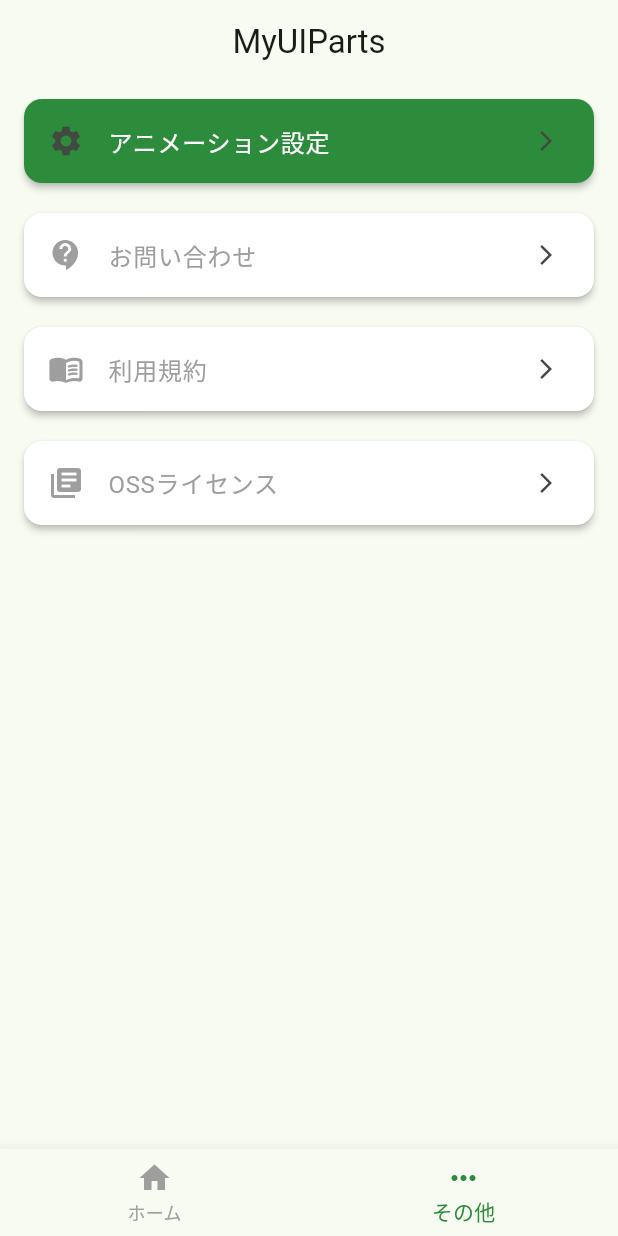
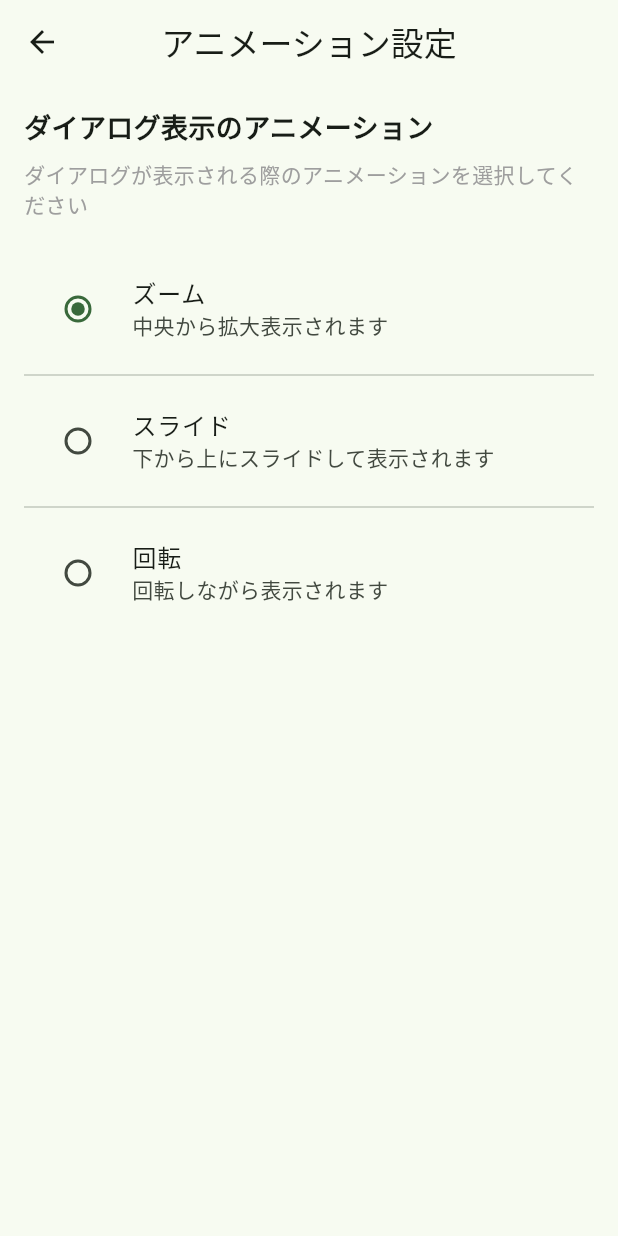
Before and after one commit to dev-yamamon01/MyUIParts, a Flutter app: the screen it shows after launch, item 2 of the bottom bar chosen, after a tap on "アニメーション設定", on a phone screen of 412 x 824 dp. Run offline on Flutter 3.47's test engine with Material 3 defaults, Android fonts, the phone set to English and light mode, and no system bars; our stand-ins replace carousel_slider, flutter_riverpod, flutter_screenutil, flutter_secure_storage, flutter_svg, freezed_annotation and 4 more; missing offline and left inert: dart:ffi; generated files the repository leaves out were written again.

Commit message:
feat:アニメーションの適用とその設定値をradioボタンで変更できるように実装
- AnimationUtilsを作成
- アニメーション設定ページを実装
- SecureStorageHelperを作成

```diff
--- /dev/null
+++ b/lib/core/utils/secure_storage_helper.dart
@@ -0,0 +1,54 @@
+import 'package:my_ui_parts/core/utils/dialog_utils.dart';
+import 'package:my_ui_parts/data/repositories/secure_storage_repository.dart';
+
+class SecureStorageHelper {
+  final SecureStorageRepository _repository = SecureStorageRepository();
+
+  /// ダイアログのアニメーションタイプを取得
+  Future<DialogAnimationType> getDialogAnimationType() async {
+    try {
+      final value = await _repository.read(SecureStorageRepository.keyAnimationType);
+      if (value == null) return DialogAnimationType.zoom;
+
+      switch (value) {
+        case 'zoom':
+          return DialogAnimationType.zoom;
+        case 'slide':
+          return DialogAnimationType.slide;
+        case 'rotate':
+          return DialogAnimationType.rotate;
+        default:
+          return DialogAnimationType.zoom;
+      }
+    } catch (e) {
+      return DialogAnimationType.zoom;
+    }
+  }
+
+  /// ダイアログのアニメーションタイプを保存
+  Future<void> setDialogAnimationType(DialogAnimationType type) async {
+    try {
+      String value;
+      switch (type) {
+        case DialogAnimationType.zoom:
+          value = 'zoom';
+          break;
+        case DialogAnimationType.slide:
+          value = 'slide';
+          break;
+        case DialogAnimationType.rotate:
+          value = 'rotate';
+          break;
+      }
+      await _repository.write(SecureStorageRepository.keyAnimationType, value);
+    } catch (e) {
+      // エラーハンドリング
+      throw Exception('Failed to save animation type: $e');
+    }
+  }
+
+  /// すべての設定を削除
+  Future<void> clearAll() async {
+    await _repository.deleteAll();
+  }
+}
--- /dev/null
+++ b/lib/presentation/components/custom_radio_list_tile_group.dart
@@ -0,0 +1,41 @@
+import 'package:flutter/material.dart';
+import '../../core/utils/dialog_utils.dart';
+
+class CustomRadioListTileGroup extends StatelessWidget {
+  final List<DialogAnimationType> types;
+  final DialogAnimationType selectedType;
+  final Future<void> Function(DialogAnimationType) onChanged;
+  final String Function(DialogAnimationType) getTitle;
+  final String Function(DialogAnimationType) getSubtitle;
+
+  const CustomRadioListTileGroup({
+    super.key,
+    required this.types,
+    required this.selectedType,
+    required this.onChanged,
+    required this.getTitle,
+    required this.getSubtitle,
+  });
+
+  @override
+  Widget build(BuildContext context) {
+    return Column(
+      children: [
+        for (int i = 0; i < types.length; i++) ...[
+          RadioListTile<DialogAnimationType>(
+            title: Text(getTitle(types[i])),
+            subtitle: Text(getSubtitle(types[i])),
+            value: types[i],
+            groupValue: selectedType,
+            onChanged: (type) async {
+              if (type != null) {
+                await onChanged(type);
+              }
+            },
+          ),
+          if (i < types.length - 1) const Divider(),
+        ],
+      ],
+    );
+  }
+}
--- /dev/null
+++ b/lib/presentation/view_models/more/animation_setting/animation_setting_view_model.dart
@@ -0,0 +1,58 @@
+import 'package:riverpod_annotation/riverpod_annotation.dart';
+import 'package:my_ui_parts/core/utils/dialog_utils.dart';
+import 'package:my_ui_parts/core/utils/secure_storage_helper.dart';
+import 'animation_setting_state.dart';
+
+part 'animation_setting_view_model.g.dart';
+
+@riverpod
+class AnimationSettingViewModel extends _$AnimationSettingViewModel {
+  final SecureStorageHelper _storageHelper = SecureStorageHelper();
+
+  @override
+  AnimationSettingState build() {
+    return AnimationSettingState.initial();
+  }
+
+  /// 現在の設定を読み込む
+  Future<void> loadCurrentSetting() async {
+    state = state.copyWith(isLoading: true);
+
+    final type = await _storageHelper.getDialogAnimationType();
+
+    state = state.copyWith(
+      selectedType: type,
+      isLoading: false,
+    );
+  }
+
+  /// アニメーションタイプを変更
+  Future<void> changeAnimationType(DialogAnimationType type) async {
+    await _storageHelper.setDialogAnimationType(type);
+    state = state.copyWith(selectedType: type);
+  }
+
+  /// アニメーションタイプの名前を取得
+  String getAnimationTypeName(DialogAnimationType type) {
+    switch (type) {
+      case DialogAnimationType.zoom:
+        return 'ズーム';
+      case DialogAnimationType.slide:
+        return 'スライド';
+      case DialogAnimationType.rotate:
+        return '回転';
+    }
+  }
+
+  /// アニメーションタイプの説明を取得
+  String getAnimationTypeDescription(DialogAnimationType type) {
+    switch (type) {
+      case DialogAnimationType.zoom:
+        return '中央から拡大表示されます';
+      case DialogAnimationType.slide:
+        return '下から上にスライドして表示されます';
+      case DialogAnimationType.rotate:
+        return '回転しながら表示されます';
+    }
+  }
+}
--- a/lib/presentation/views/home/pages/more_page.dart
+++ b/lib/presentation/views/home/pages/more_page.dart
@@ -26,7 +26,7 @@
         icon: Icons.settings,
         color: AppColors.primary,
         onTap: () {
-          //context.pushNamed('animationSetting');
+          context.pushNamed('animationSetting');
         },
       ),
       ListViewItem(
--- /dev/null
+++ b/lib/presentation/views/more/animation_setting_page.dart
@@ -0,0 +1,75 @@
+import 'package:flutter/material.dart';
+import 'package:flutter_riverpod/flutter_riverpod.dart';
+import 'package:my_ui_parts/core/utils/dialog_utils.dart';
+import 'package:my_ui_parts/presentation/view_models/more/animation_setting/animation_setting_view_model.dart';
+import 'package:my_ui_parts/presentation/components/custom_radio_list_tile_group.dart';
+
+class AnimationSettingPage extends ConsumerStatefulWidget {
+  const AnimationSettingPage({super.key});
+
+  @override
+  ConsumerState<AnimationSettingPage> createState() => _AnimationSettingPageState();
+}
+
+class _AnimationSettingPageState extends ConsumerState<AnimationSettingPage> {
+  @override
+  void initState() {
+    super.initState();
+    // 初回表示時に設定を読み込む
+    WidgetsBinding.instance.addPostFrameCallback((_) {
+      ref.read(animationSettingViewModelProvider.notifier).loadCurrentSetting();
+    });
+  }
+
+  @override
+  Widget build(BuildContext context) {
+    final state = ref.watch(animationSettingViewModelProvider);
+    final viewModel = ref.read(animationSettingViewModelProvider.notifier);
+
+    return Scaffold(
+      appBar: AppBar(
+        title: const Text('アニメーション設定'),
+        centerTitle: true,
+      ),
+      body: state.isLoading
+          ? const Center(child: CircularProgressIndicator())
+          : ListView(
+              padding: const EdgeInsets.all(16),
+              children: [
+                const Text(
+                  'ダイアログ表示のアニメーション',
+                  style: TextStyle(
+                    fontSize: 18,
+                    fontWeight: FontWeight.bold,
+                  ),
+                ),
+                const SizedBox(height: 8),
+                const Text(
+                  'ダイアログが表示される際のアニメーションを選択してください',
+                  style: TextStyle(
+                    fontSize: 14,
+                    color: Colors.grey,
+                  ),
+                ),
+                const SizedBox(height: 24),
+                CustomRadioListTileGroup(
+                  types: DialogAnimationType.values, //全てのタイプ
+                  selectedType: state.selectedType, //現在設定中のタイプ
+                  onChanged: (type) async { //選択状態が変化した時
+                    await viewModel.changeAnimationType(type);
+                    if (!context.mounted) return;
+                    ScaffoldMessenger.of(context).showSnackBar(
+                      SnackBar(
+                        content: Text('アニメーション設定を${viewModel.getAnimationTypeName(type)}に変更しました'),
+                        duration: const Duration(seconds: 2),
+                      ),
+                    );
+                  },
+                  getTitle: viewModel.getAnimationTypeName, //type引数は定義側で渡す
+                  getSubtitle: viewModel.getAnimationTypeDescription, //type引数は定義側で渡す
+                ),
+              ],
+            ),
+    );
+  }
+}
--- a/lib/router.dart
+++ b/lib/router.dart
@@ -1,4 +1,5 @@
 import 'package:go_router/go_router.dart';
+import 'package:my_ui_parts/presentation/views/more/animation_setting_page.dart';
 import 'presentation/views/home/home_screen.dart';
 import 'main.dart';
 import 'presentation/views/more/oss_license/oss_licenses_page.dart';
@@ -22,6 +23,7 @@
   static const mailPasscodeInput ='/account/mail-address-edit/passcode';
   static const passwordChange ='/account/password-edit';
   static const accountDelete ='/account/account-delete';
+  static const animationSetting = '/animation-setting';
 }
 
 final GoRouter router = GoRouter(
@@ -53,5 +55,10 @@
       name: 'contact',
       builder: (context, state) => const ContactPage(url: 'https://com.example/app-contact-us/'),
     ),
+    GoRoute(
+      path: AppRoutes.animationSetting,
+      name: 'animationSetting',
+      builder: (context, state) => const AnimationSettingPage(),
+    ),
   ],
 );
```
Also changed, not shown: lib/core/utils/animation_utils.dart (added, +59 -0 lines), lib/core/utils/dialog_utils.dart (+29 -21 lines), lib/data/repositories/secure_storage_repository.dart (added, +57 -0 lines), lib/presentation/view_models/more/animation_setting/animation_setting_state.dart (added, +17 -0 lines), lib/data/repositories/secure_storage_repository.g.dart (added), lib/presentation/view_models/more/animation_setting/animation_setting_state.freezed.dart (added), lib/presentation/view_models/more/animation_setting/animation_setting_view_model.g.dart (added).
